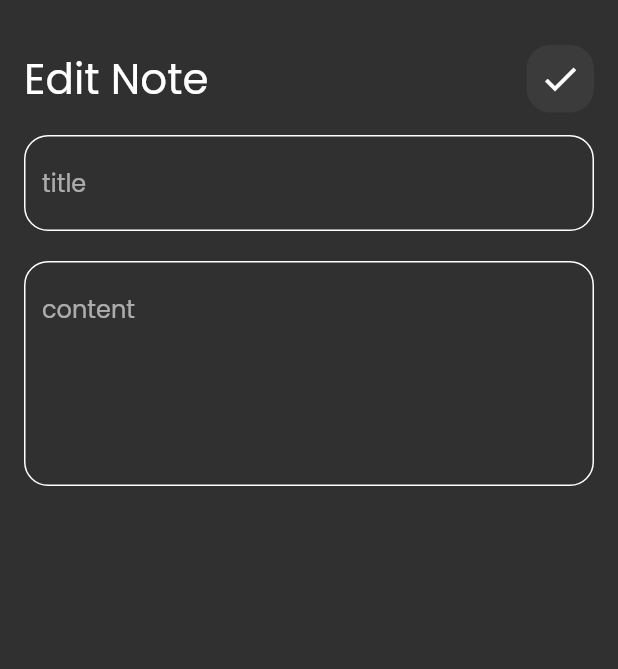
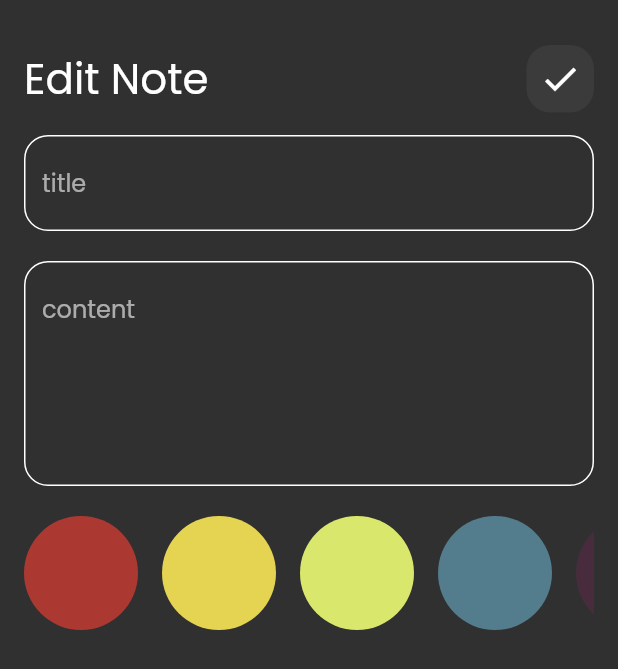
Before and after one commit to ramezAlhosni/note_app, a Flutter app: the EditNoteView screen opened directly with empty values, on a phone screen of 412 x 824 dp. Shown: the top 669 px of the screen. Run offline on Flutter 3.47's test engine with Material 2 defaults, Android fonts, the phone set to English and light mode, and no system bars; our stand-ins replace bloc, flutter_bloc, font_awesome_flutter, hive, hive_flutter; accounts and stored records are empty.

Commit message:
end color list in edit note view

```diff
--- a/lib/constant.dart
+++ b/lib/constant.dart
@@ -2,3 +2,10 @@ import 'package:flutter/material.dart';
 
 const Color kPrimaryColor = Color(0xff62fcd7);
 const String kNotesBox = 'notes_box';
+const List<Color> kColors = [
+  Color(0xffac3931),
+  Color(0xffe5d352),
+  Color(0xffd9e76c),
+  Color(0xff537d8d),
+  Color(0xff482c3d)
+];
--- a/lib/views/widgets/custom_note_item.dart
+++ b/lib/views/widgets/custom_note_item.dart
@@ -53,7 +53,7 @@ class NoteItem extends StatelessWidget {
             Padding(
               padding: const EdgeInsets.only(right: 24),
               child: Text(
-                'note.data',
+                note.data,
                 style: TextStyle(
                     fontSize: 16, color: Colors.black.withOpacity(.4)),
               ),
--- a/lib/views/widgets/edit_note_view_body.dart
+++ b/lib/views/widgets/edit_note_view_body.dart
@@ -1,7 +1,9 @@
 import 'package:flutter/material.dart';
 import 'package:flutter_bloc/flutter_bloc.dart';
+import 'package:note_app/constant.dart';
 import 'package:note_app/cubits/notes_cubit/notes_cubit.dart';
 import 'package:note_app/models/note_model.dart';
+import 'package:note_app/views/widgets/color_list_view.dart';
 import 'package:note_app/views/widgets/custom_app_bar.dart';
 import 'package:note_app/views/widgets/custom_text_field.dart';
 
@@ -54,8 +56,63 @@ class _EditNoteViewBodyState extends State<EditNoteViewBody> {
               subTitle = value;
             },
           ),
+          const SizedBox(
+            height: 20,
+          ),
+          EditNotesColorsList(note: widget.note)
         ],
       ),
     );
   }
 }
+
+class EditNotesColorsList extends StatefulWidget {
+  const EditNotesColorsList({super.key, required this.note});
+  final NoteModel note;
+
+  @override
+  State<EditNotesColorsList> createState() => _EditNotesColorsListState();
+}
+
+@override
+class _EditNotesColorsListState extends State<EditNotesColorsList> {
+  late int currentIndex;
+  late int priNoteColor;
+  @override
+  void initState() {
+    currentIndex = kColors.indexOf(Color(widget.note.color));
+    priNoteColor = widget.note.color;
+
+    super.initState();
+  }
+
+  @override
+  void dispose() {
+    super.dispose();
+    widget.note.color = priNoteColor;
+  }
+
+  @override
+  Widget build(BuildContext context) {
+    return SizedBox(
+      height: 38 * 2,
+      child: ListView.builder(
+        itemCount: kColors.length,
+        itemBuilder: (context, index) {
+          return GestureDetector(
+            onTap: () {
+              widget.note.color = kColors[index].value;
+              currentIndex = index;
+              setState(() {});
+            },
+            child: ColorItem(
+              color: kColors[index],
+              isActive: currentIndex == index,
+            ),
+          );
+        },
+        scrollDirection: Axis.horizontal,
+      ),
+    );
+  }
+}
```
Also changed, not shown: lib/views/widgets/color_list_view.dart (+11 -11 lines).
